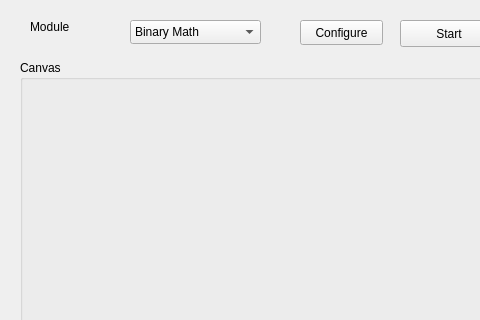
This is src/icubes.ui in silkeostermann/iCube as Qt 5 draws it before an edit; both pictures show x 0 to 480 and y 0 to 320 of the 800 by 466 pixel window. The edited form follows.
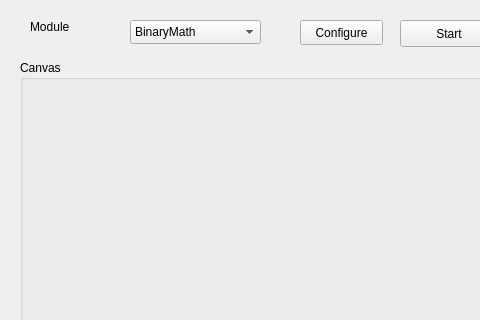
This is the edited form.

Commit message: config files selectable by combobox

What changed in the file:
```diff
--- a/src/icubes.ui
+++ b/src/icubes.ui
@@ -38,7 +38,7 @@
     </property>
     <item>
      <property name="text">
-      <string>Binary Math</string>
+      <string>BinaryMath</string>
      </property>
     </item>
     <item>
```
Left out of the diff: 2 changed lines with no effect on the pictures. The commit also changes 4 other files.
